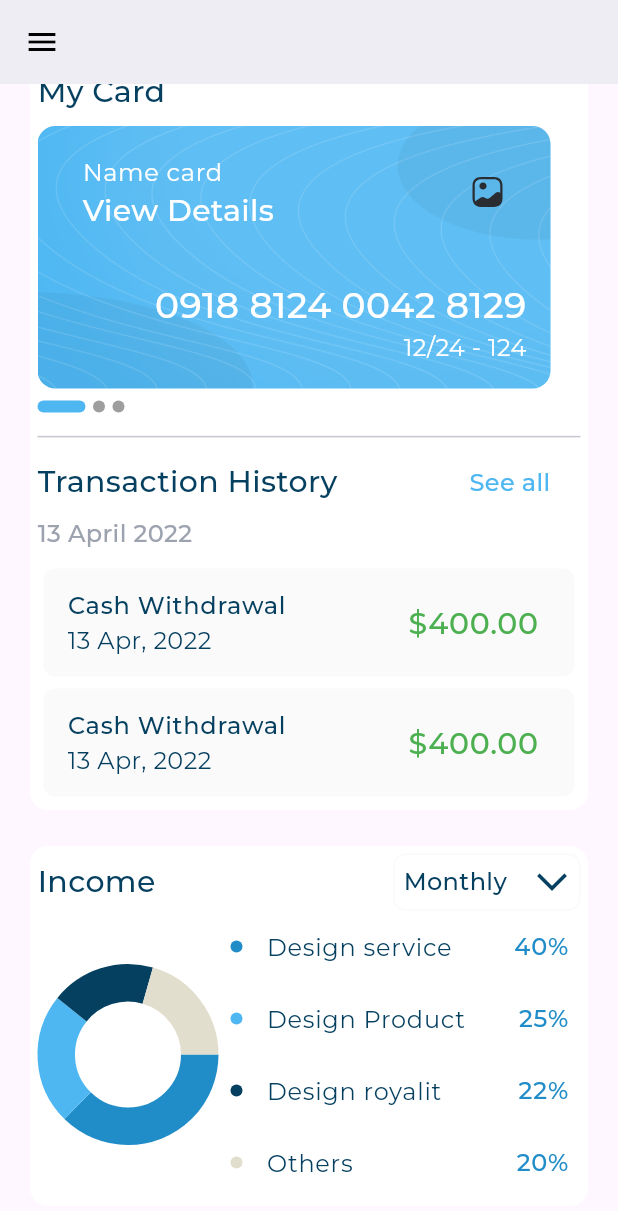
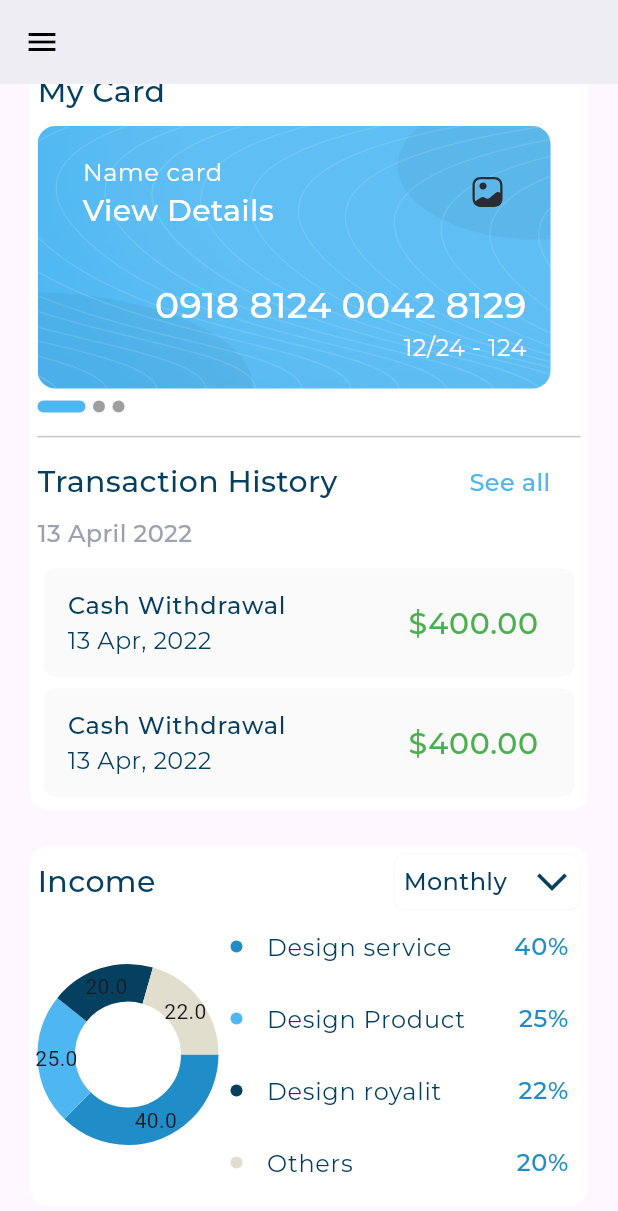
Before and after one commit to 01005837408/responsive_dashboard, a Flutter app: the screen it shows after launch, scrolled down 829 dp, on a phone screen of 412 x 824 dp. Shown: the top 1211 px of the screen. Run offline on Flutter 3.47's test engine with Material 3 defaults, Android fonts, the phone set to English and light mode, and no system bars; drawn by our look-alikes of expandable_page_view, fl_chart; our stand-ins replace flutter_svg, gap.

Commit message:
finish descktop layout dash

```diff
--- a/lib/widget/custom_dot_indicator.dart
+++ b/lib/widget/custom_dot_indicator.dart
@@ -1,8 +1,4 @@
 import 'package:flutter/material.dart';
-import 'package:gap/gap.dart';
-import 'package:responsive_dashboard/utils/styles.dart';
-import 'package:responsive_dashboard/widget/dots_indicator.dart';
-import 'package:responsive_dashboard/widget/my_card.dart';
 
 class CustomDotIndicator extends StatelessWidget {
   const CustomDotIndicator({super.key, required this.isActive});
--- a/lib/widget/income_pieChart.dart
+++ b/lib/widget/income_pieChart.dart
@@ -36,25 +36,26 @@ class _IncomePieChartState extends State<IncomePieChart> {
           sectionsSpace: 0,
           sections: [
             PieChartSectionData(
-              showTitle: false,
+
+              // showTitle: false,
               value: 40,
               color: Color(0xff208CC8),
               radius: sectionIndex == 0 ? 30 : 25,
             ),
             PieChartSectionData(
-              showTitle: false,
+              // showTitle: false,
               value: 25,
               color: Color(0xff4EB7F2),
               radius: sectionIndex == 1 ? 30 : 25,
             ),
             PieChartSectionData(
-              showTitle: false,
+              // showTitle: false,
               value: 20,
               color: Color(0xff064061),
               radius: sectionIndex == 2 ? 30 : 25,
             ),
             PieChartSectionData(
-              showTitle: false,
+              // showTitle: false,
               value: 22,
               color: Color(0xffE2DECD),
               radius: sectionIndex == 3 ? 30 : 25,
--- a/lib/widget/income_section_body.dart
+++ b/lib/widget/income_section_body.dart
@@ -1,6 +1,5 @@
-import 'dart:math';
-
 import 'package:flutter/material.dart';
+import 'package:responsive_dashboard/widget/datieled_income_charm.dart';
 import 'package:responsive_dashboard/widget/income_detailes.dart';
 import 'package:responsive_dashboard/widget/income_pieChart.dart';
 
@@ -13,20 +12,18 @@ class IncomeSectionBody extends StatelessWidget {
   Widget build(BuildContext context) {
     double width = MediaQuery.of(context).size.width;
    // log( MediaQuery.of(context).size.width.toString());
-    print("width $width" );
+   // print("width $width" );
     return width >= 1000 && width <= 1365
-        ? SizedBox()
+        ?  Expanded( child: Padding(
+          padding: const EdgeInsets.all(16.0),
+          child: DatieledIncomePieChart(),
+        ))
         : Row(
             children: [
               Expanded(flex: 1, child: IncomePieChart()),
               Expanded(flex: 2, child: IncomeDetailes()),
             ],
           );
-    return Row(
-      children: [
-        Expanded(flex: 1, child: IncomePieChart()),
-        Expanded(flex: 2, child: IncomeDetailes()),
-      ],
-    );
+
   }
 }
--- a/lib/widget/latest_transaction.dart
+++ b/lib/widget/latest_transaction.dart
@@ -1,9 +1,7 @@
 import 'package:flutter/material.dart';
 import 'package:gap/gap.dart';
 import 'package:responsive_dashboard/utils/styles.dart';
-import 'package:responsive_dashboard/widget/custom_text_field.dart';
 import 'package:responsive_dashboard/widget/latest_transaction_list_view.dart';
-import 'package:responsive_dashboard/widget/quick_invioce.dart';
 
 class LatestTransaction extends StatelessWidget {
   const LatestTransaction({super.key});
--- a/lib/widget/my_card.dart
+++ b/lib/widget/my_card.dart
@@ -1,4 +1,3 @@
-import 'package:expandable_page_view/expandable_page_view.dart';
 import 'package:flutter/material.dart';
 import 'package:flutter_svg/svg.dart';
 import 'package:responsive_dashboard/utils/app_assets.dart';
--- a/lib/widget/my_card_section.dart
+++ b/lib/widget/my_card_section.dart
@@ -2,7 +2,6 @@ import 'package:flutter/material.dart';
 import 'package:gap/gap.dart';
 import 'package:responsive_dashboard/utils/styles.dart';
 import 'package:responsive_dashboard/widget/dots_indicator.dart';
-import 'package:responsive_dashboard/widget/my_card.dart';
 import 'package:responsive_dashboard/widget/my_card_page_view.dart';
 
 class MyCardSection extends StatefulWidget {
--- a/lib/widget/tablet_dashboard_layout.dart
+++ b/lib/widget/tablet_dashboard_layout.dart
@@ -1,9 +1,6 @@
 import 'package:flutter/material.dart';
-import 'package:responsive_dashboard/widget/all_expanses_and_quick_invois_section.dart';
 import 'package:responsive_dashboard/widget/custom_drawer.dart';
 import 'package:responsive_dashboard/widget/dash_board_mobile_layout.dart';
-import 'package:responsive_dashboard/widget/income_section.dart';
-import 'package:responsive_dashboard/widget/my_card_and_transaction_section.dart';
 
 class TabletDashboardLayout extends StatelessWidget {
   const TabletDashboardLayout({super.key});
```
Also changed, not shown: lib/widget/datieled_income_charm.dart (added, +79 -0 lines).
